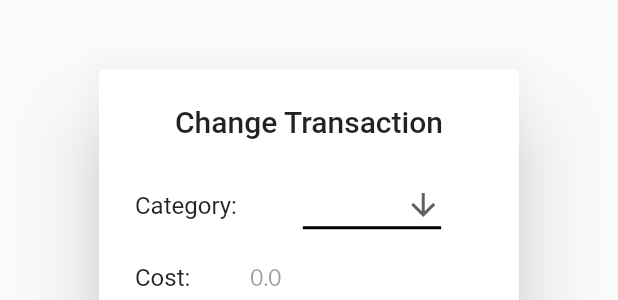
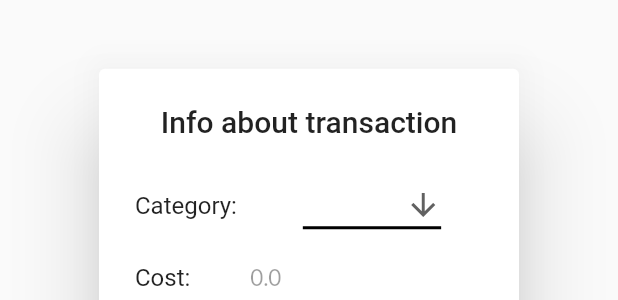
Before and after one commit to fitopassit/pigmoney, a Flutter app: the InfoScreen widget shown alone on an empty page, opened directly with empty values, on a phone screen of 412 x 824 dp. Shown: the part 283-583 px from the top of the screen. Run offline on Flutter 3.47's test engine with Material 2 defaults, Android fonts, the phone set to English and light mode, and no system bars; our stand-ins replace animated_theme_switcher, fl_chart, flutter_slidable, google_fonts, hive, hive_flutter and 4 more; accounts and stored records are empty.

Commit message:
Fixed ok button

```diff
--- a/lib/l10n/intl_en.arb
+++ b/lib/l10n/intl_en.arb
@@ -50,7 +50,7 @@
     "No": "No",
     "Ok": "Ok",
     "Delete": "Delete",
-    "Change_Transaction": "Change Transaction",
+    "Info_Transaction": "Info about transaction",
     "Category_one": "Category: ",
     "Cost": "Cost:",
     "Date": "Date:",
--- a/lib/l10n/intl_ru.arb
+++ b/lib/l10n/intl_ru.arb
@@ -50,7 +50,7 @@
     "No": "Нет",
     "Ok": "Ок",
     "Delete": "Удалить",
-    "Change_Transaction": "Изменение транзакции",
+    "Info_Transaction": "Информация о транзакции",
     "Category_one": "Категория: ",
     "Cost": "Стоимость:",
     "Date": "Дата:",
--- a/lib/main_screen/main_screen_widget.dart
+++ b/lib/main_screen/main_screen_widget.dart
@@ -333,7 +333,7 @@ class _mainScreenWidgetState extends State<mainScreenWidget> {
         context: context,
         builder: (context) {
           return AlertDialog(
-            title: Center(child: Text(S.of(context).Change_Transaction)),
+            title: Center(child: Text(S.of(context).Info_Transaction)),
             content: SizedBox(
               height: 200,
               child: Column(
@@ -450,17 +450,6 @@ class _mainScreenWidgetState extends State<mainScreenWidget> {
             actions: [
               FlatButton(
                 onPressed: () {
-                  Navigator.pop(context);
-                },
-                child: Text(S.of(context).Cancel),
-              ),
-              FlatButton(
-                onPressed: () {
-                  editTransaction(
-                      transaction,
-                      double.parse(cost_controller.text),
-                      _selectedDate.toString(),
-                      description_controller.text.toString());
                   Navigator.pop(context);
                 },
                 child: Text(S.of(context).Ok),
@@ -630,7 +619,7 @@ class _InfoScreenState extends State<InfoScreen> {
   @override
   Widget build(BuildContext context) {
     return AlertDialog(
-      title: Center(child: Text(S.of(context).Change_Transaction)),
+      title: Center(child: Text(S.of(context).Info_Transaction)),
       content: SizedBox(
         height: 200,
         child: Column(
```
Also changed, not shown: lib/money_box/EditMoneyBox.dart (+0 -9 lines), lib/generated/intl/messages_en.dart, lib/generated/intl/messages_ru.dart, lib/generated/l10n.dart.
